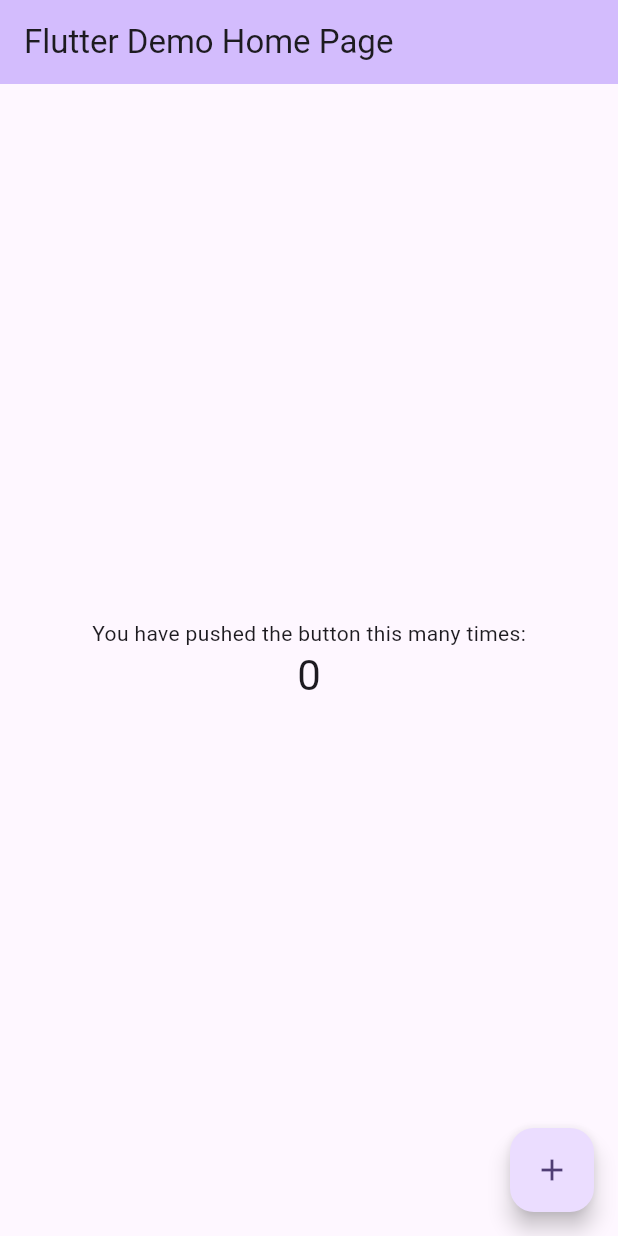
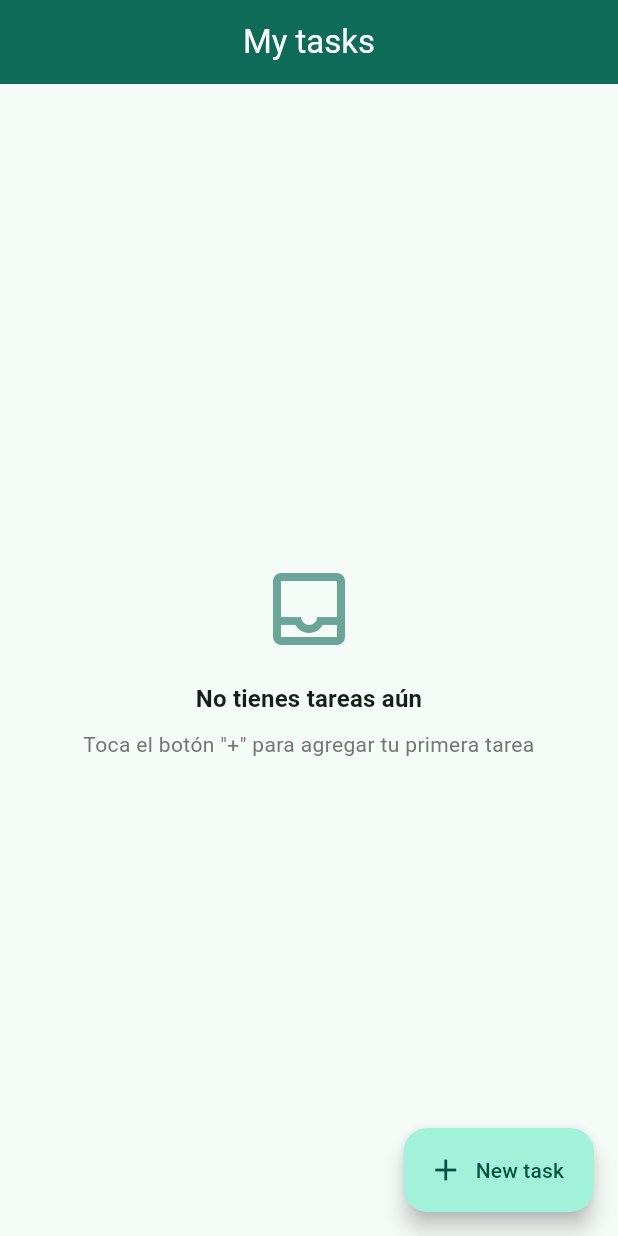
Before and after one commit to pierre-juarez/to-do-firestore, a Flutter app: the screen it shows after launch, on a phone screen of 412 x 824 dp. Run offline on Flutter 3.47's test engine with Material 3 defaults, Android fonts, the light colour scheme and no system bars; our stand-ins replace cloud_firestore, device_preview, firebase_core, logger; accounts and stored records are empty.

Commit message:
[feat] - Add models & process

```diff
--- a/lib/main.dart
+++ b/lib/main.dart
@@ -1,9 +1,22 @@
+import 'dart:async';
+import 'package:firebase_core/firebase_core.dart';
 import 'package:flutter/foundation.dart';
 import 'package:flutter/material.dart';
 import 'package:device_preview/device_preview.dart';
+import 'package:nowtask/helpers/logs.dart';
+import 'package:nowtask/screens/home_screen.dart';
 
-void main() {
-  runApp(DevicePreview(enabled: kIsWeb, builder: (context) => const MyApp()));
+void main() async {
+  runZonedGuarded(
+    () async {
+      WidgetsFlutterBinding.ensureInitialized();
+      await Firebase.initializeApp();
+      runApp(DevicePreview(enabled: kIsWeb, builder: (context) => const MyApp()));
+    },
+    (error, stackTrace) {
+      errorLog("Error generating app: ${error.toString()}"); // Atrapar logs de errores
+    },
+  );
 }
 
 class MyApp extends StatelessWidget {
@@ -13,109 +26,9 @@ class MyApp extends StatelessWidget {
   @override
   Widget build(BuildContext context) {
     return MaterialApp(
-      title: 'Flutter Demo',
-      theme: ThemeData(
-        // This is the theme of your application.
-        //
-        // TRY THIS: Try running your application with "flutter run". You'll see
-        // the application has a purple toolbar. Then, without quitting the app,
-        // try changing the seedColor in the colorScheme below to Colors.green
-        // and then invoke "hot reload" (save your changes or press the "hot
-        // reload" button in a Flutter-supported IDE, or press "r" if you used
-        // the command line to start the app).
-        //
-        // Notice that the counter didn't reset back to zero; the application
-        // state is not lost during the reload. To reset the state, use hot
-        // restart instead.
-        //
-        // This works for code too, not just values: Most code changes can be
-        // tested with just a hot reload.
-        colorScheme: ColorScheme.fromSeed(seedColor: Colors.deepPurple),
-      ),
-      home: const MyHomePage(title: 'Flutter Demo Home Page'),
+      title: 'NowTask',
+      theme: ThemeData(colorScheme: ColorScheme.fromSeed(seedColor: Colors.tealAccent), useMaterial3: true),
+      home: const HomeScreen(),
     );
   }
 }
-
-class MyHomePage extends StatefulWidget {
-  const MyHomePage({super.key, required this.title});
-
-  // This widget is the home page of your application. It is stateful, meaning
-  // that it has a State object (defined below) that contains fields that affect
-  // how it looks.
-
-  // This class is the configuration for the state. It holds the values (in this
-  // case the title) provided by the parent (in this case the App widget) and
-  // used by the build method of the State. Fields in a Widget subclass are
-  // always marked "final".
-
-  final String title;
-
-  @override
-  State<MyHomePage> createState() => _MyHomePageState();
-}
-
-class _MyHomePageState extends State<MyHomePage> {
-  int _counter = 0;
-
-  void _incrementCounter() {
-    setState(() {
-      // This call to setState tells the Flutter framework that something has
-      // changed in this State, which causes it to rerun the build method below
-      // so that the display can reflect the updated values. If we changed
-      // _counter without calling setState(), then the build method would not be
-      // called again, and so nothing would appear to happen.
-      _counter++;
-    });
-  }
-
-  @override
-  Widget build(BuildContext context) {
-    // This method is rerun every time setState is called, for instance as done
-    // by the _incrementCounter method above.
-    //
-    // The Flutter framework has been optimized to make rerunning build methods
-    // fast, so that you can just rebuild anything that needs updating rather
-    // than having to individually change instances of widgets.
-    return Scaffold(
-      appBar: AppBar(
-        // TRY THIS: Try changing the color here to a specific color (to
-        // Colors.amber, perhaps?) and trigger a hot reload to see the AppBar
-        // change color while the other colors stay the same.
-        backgroundColor: Theme.of(context).colorScheme.inversePrimary,
-        // Here we take the value from the MyHomePage object that was created by
-        // the App.build method, and use it to set our appbar title.
-        title: Text(widget.title),
-      ),
-      body: Center(
-        // Center is a layout widget. It takes a single child and positions it
-        // in the middle of the parent.
-        child: Column(
-          // Column is also a layout widget. It takes a list of children and
-          // arranges them vertically. By default, it sizes itself to fit its
-          // children horizontally, and tries to be as tall as its parent.
-          //
-          // Column has various properties to control how it sizes itself and
-          // how it positions its children. Here we use mainAxisAlignment to
-          // center the children vertically; the main axis here is the vertical
-          // axis because Columns are vertical (the cross axis would be
-          // horizontal).
-          //
-          // TRY THIS: Invoke "debug painting" (choose the "Toggle Debug Paint"
-          // action in the IDE, or press "p" in the console), to see the
-          // wireframe for each widget.
-          mainAxisAlignment: MainAxisAlignment.center,
-          children: <Widget>[
-            const Text('You have pushed the button this many times:'),
-            Text('$_counter', style: Theme.of(context).textTheme.headlineMedium),
-          ],
-        ),
-      ),
-      floatingActionButton: FloatingActionButton(
-        onPressed: _incrementCounter,
-        tooltip: 'Increment',
-        child: const Icon(Icons.add),
-      ), // This trailing comma makes auto-formatting nicer for build methods.
-    );
-  }
-}
--- /dev/null
+++ b/lib/models/task_model.dart
@@ -0,0 +1,41 @@
+import 'package:cloud_firestore/cloud_firestore.dart';
+
+class Task {
+  String? id;
+  String description;
+  bool isDone;
+  Timestamp createdOn;
+  Timestamp updatedOn;
+
+  Task({this.id, required this.description, required this.isDone, required this.createdOn, required this.updatedOn});
+
+  factory Task.fromJSON(Map<String, Object?> json) {
+    return Task(
+      id: json["id"] as String?,
+      description: json["description"]! as String,
+      isDone: json["isDone"]! as bool,
+      createdOn: json["createdOn"]! as Timestamp,
+      updatedOn: json["updatedOn"]! as Timestamp,
+    );
+  }
+
+  Task copyWith({String? id, String? description, bool? isDone, Timestamp? createdOn, Timestamp? updatedOn}) {
+    return Task(
+      id: id ?? this.id,
+      description: description ?? this.description,
+      isDone: isDone ?? this.isDone,
+      createdOn: createdOn ?? this.createdOn,
+      updatedOn: updatedOn ?? this.updatedOn,
+    );
+  }
+
+  Map<String, Object?> toJSON() {
+    return {
+      if (id != null) "id": id,
+      "description": description,
+      "isDone": isDone,
+      "createdOn": createdOn,
+      "updatedOn": updatedOn,
+    };
+  }
+}
--- /dev/null
+++ b/lib/screens/home_screen.dart
@@ -0,0 +1,74 @@
+import 'package:cloud_firestore/cloud_firestore.dart';
+import 'package:flutter/material.dart';
+import 'package:nowtask/models/task_model.dart';
+import 'package:nowtask/screens/add_task_screen.dart';
+import 'package:nowtask/screens/modals/delete_confirmation_dialog.dart';
+import 'package:nowtask/screens/modals/edit_task_modal.dart';
+import 'package:nowtask/services/database_service.dart';
+import 'package:nowtask/widgets/empty_state.dart';
+import 'package:nowtask/widgets/task_item.dart';
+
+class HomeScreen extends StatelessWidget {
+  const HomeScreen({super.key});
+
+  @override
+  Widget build(BuildContext context) {
+    final databaseService = DatabaseService();
+
+    void updateTask(Task task) {
+      final updatedTask = task.copyWith(isDone: !task.isDone, updatedOn: Timestamp.now());
+      databaseService.updateTask(updatedTask);
+    }
+
+    void deleteTask(Task task) {
+      databaseService.deleteTask(task.id!);
+    }
+
+    return Scaffold(
+      appBar: AppBar(
+        title: const Text('My tasks'),
+        centerTitle: true,
+        elevation: 0,
+        backgroundColor: Theme.of(context).colorScheme.primary,
+        foregroundColor: Colors.white,
+      ),
+      body: StreamBuilder(
+        stream: databaseService.getTasks(),
+        builder: (context, snapshot) {
+          if (snapshot.connectionState == ConnectionState.waiting) {
+            return const Center(child: CircularProgressIndicator());
+          }
+
+          if (!snapshot.hasData || snapshot.data!.docs.isEmpty) {
+            return const EmptyState();
+          }
+
+          final tasks = snapshot.data!.docs;
+
+          return ListView.builder(
+            padding: const EdgeInsets.only(top: 8, bottom: 80),
+            itemCount: tasks.length,
+            itemBuilder: (context, index) {
+              final task = tasks[index].data();
+              task.id = tasks[index].id;
+              return TaskItem(
+                task: task,
+                onToggleDone: () => updateTask(task),
+                onEdit: () => showEditTaskModal(context, task),
+                onDelete: () => showDeleteConfirmationDialog(context, () => deleteTask(task)),
+              );
+            },
+          );
+        },
+      ),
+      floatingActionButton: FloatingActionButton.extended(
+        onPressed: () {
+          Navigator.push(context, MaterialPageRoute(builder: (_) => const AddTaskScreen()));
+        },
+        label: const Text('New task'),
+        icon: const Icon(Icons.add),
+        shape: RoundedRectangleBorder(borderRadius: BorderRadius.circular(16)),
+      ),
+    );
+  }
+}
--- /dev/null
+++ b/lib/services/database_service.dart
@@ -0,0 +1,53 @@
+import 'package:cloud_firestore/cloud_firestore.dart';
+import 'package:nowtask/helpers/logs.dart';
+import 'package:nowtask/models/task_model.dart';
+
+class DatabaseService {
+  final _firestore = FirebaseFirestore.instance;
+  late final CollectionReference<Task> _taskRef;
+
+  DatabaseService() {
+    _taskRef = _firestore
+        .collection('tb_tasks')
+        .withConverter<Task>(
+          fromFirestore: (snapshot, _) => Task.fromJSON(snapshot.data()!),
+          toFirestore: (task, _) => task.toJSON(),
+        );
+  }
+
+  Stream<QuerySnapshot<Task>> getTasks() {
+    return _taskRef.orderBy('createdOn', descending: true).snapshots();
+  }
+
+  Future<bool> canAddTask() async {
+    final snapshot = await _taskRef.get();
+    return snapshot.size < 10;
+  }
+
+  Future<void> addTask(Task task) async {
+    try {
+      await _taskRef.add(task);
+      infoLog("task added: ${task.description}");
+    } catch (e) {
+      errorLog("adding task error: ${e.toString().replaceAll("Exception: ", "")}");
+    }
+  }
+
+  Future<void> updateTask(Task task) async {
+    try {
+      await _taskRef.doc(task.id).update(task.toJSON());
+      infoLog("task_updated: ${task.description}");
+    } catch (e) {
+      errorLog("updating_task_error: ${e.toString().replaceAll("Exception: ", "")}");
+    }
+  }
+
+  Future<void> deleteTask(String id) async {
+    try {
+      await _taskRef.doc(id).delete();
+      infoLog("task_deleted: $id");
+    } catch (e) {
+      errorLog("deleting_task_error: ${e.toString().replaceAll("Exception: ", "")}");
+    }
+  }
+}
--- /dev/null
+++ b/lib/widgets/empty_state.dart
@@ -0,0 +1,33 @@
+import 'package:flutter/material.dart';
+
+class EmptyState extends StatelessWidget {
+  const EmptyState({super.key});
+
+  @override
+  Widget build(BuildContext context) {
+    final theme = Theme.of(context);
+    return Center(
+      child: Padding(
+        padding: const EdgeInsets.all(24),
+        child: Column(
+          mainAxisAlignment: MainAxisAlignment.center,
+          children: [
+            Icon(Icons.inbox_outlined, size: 64, color: theme.colorScheme.primary.withAlpha((0.6 * 255).round())),
+            const SizedBox(height: 16),
+            Text(
+              'No tienes tareas aún',
+              style: theme.textTheme.titleMedium?.copyWith(fontWeight: FontWeight.bold),
+              textAlign: TextAlign.center,
+            ),
+            const SizedBox(height: 8),
+            Text(
+              'Toca el botón "+" para agregar tu primera tarea',
+              style: theme.textTheme.bodyMedium?.copyWith(color: Colors.grey[600]),
+              textAlign: TextAlign.center,
+            ),
+          ],
+        ),
+      ),
+    );
+  }
+}
--- a/pubspec.yaml
+++ b/pubspec.yaml
@@ -37,6 +37,8 @@ dependencies:
   firebase_core: ^3.13.0
   cloud_firestore: ^5.6.6
   device_preview: ^1.2.0
+  logger: ^2.5.0
+  intl: ^0.19.0
 
 dev_dependencies:
   flutter_test:
```
Also changed, not shown: lib/helpers/logs.dart (added, +11 -0 lines), lib/screens/add_task_screen.dart (added, +108 -0 lines), lib/screens/modals/delete_confirmation_dialog.dart (added, +29 -0 lines), lib/screens/modals/edit_task_modal.dart (added, +50 -0 lines), lib/widgets/task_item.dart (added, +58 -0 lines), pubspec.lock.
